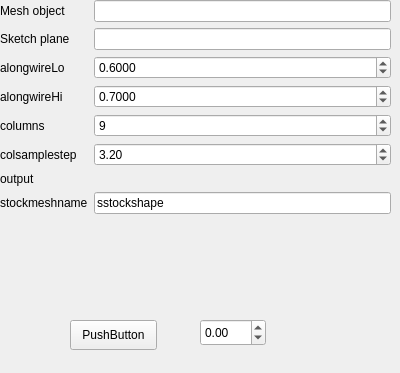
This is freecadmacros/stockmeshcreatortask.ui in trilbytim/geodesic as Qt 5 draws it before an edit. The edited form follows.
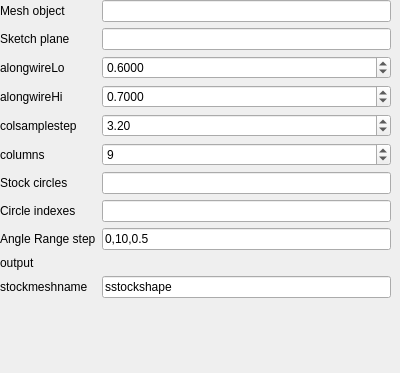
This is the edited form.

Commit message: working on the stock mesh creator

The edit to the form file:
```diff
--- a/freecadmacros/stockmeshcreatortask.ui
+++ b/freecadmacros/stockmeshcreatortask.ui
@@ -19,42 +19,13 @@
   <property name="windowTitle">
    <string>Form</string>
   </property>
-  <widget class="QPushButton" name="pushButton">
-   <property name="geometry">
-    <rect>
-     <x>70</x>
-     <y>320</y>
-     <width>87</width>
-     <height>30</height>
-    </rect>
-   </property>
-   <property name="text">
-    <string>PushButton</string>
-   </property>
-  </widget>
-  <widget class="QDoubleSpinBox" name="doubleSpinBox">
-   <property name="geometry">
-    <rect>
-     <x>200</x>
-     <y>319</y>
-     <width>66</width>
-     <height>27</height>
-    </rect>
-   </property>
-   <property name="minimum">
-    <double>-10000.000000000000000</double>
-   </property>
-   <property name="maximum">
-    <double>10000.000000000000000</double>
-   </property>
-  </widget>
   <widget class="QWidget" name="formLayoutWidget">
    <property name="geometry">
     <rect>
      <x>0</x>
      <y>0</y>
      <width>391</width>
-     <height>301</height>
+     <height>374</height>
     </rect>
    </property>
    <layout class="QFormLayout" name="formLayout">
@@ -101,6 +72,64 @@
       </property>
      </widget>
     </item>
+    <item row="11" column="0">
+     <widget class="QLabel" name="labmandrelpaths">
+      <property name="text">
+       <string>output</string>
+      </property>
+     </widget>
+    </item>
+    <item row="12" column="0">
+     <widget class="QLabel" name="labstockmeshname">
+      <property name="text">
+       <string>stockmeshname</string>
+      </property>
+     </widget>
+    </item>
+    <item row="12" column="1">
+     <widget class="QLineEdit" name="qstockmeshname">
+      <property name="text">
+       <string>sstockshape</string>
+      </property>
+     </widget>
+    </item>
+    <item row="8" column="1">
+     <widget class="QLineEdit" name="qstockcircles"/>
+    </item>
+    <item row="8" column="0">
+     <widget class="QLabel" name="labstockcircles">
+      <property name="text">
+       <string>Stock circles</string>
+      </property>
+     </widget>
+    </item>
+    <item row="9" column="1">
+     <widget class="QLineEdit" name="qstockcircleindexes"/>
+    </item>
+    <item row="9" column="0">
+     <widget class="QLabel" name="labstockcircleindexes">
+      <property name="text">
+       <string>Circle indexes</string>
+      </property>
+     </widget>
+    </item>
+    <item row="4" column="0">
+     <widget class="QLabel" name="labcolsamplestep">
+      <property name="text">
+       <string>colsamplestep</string>
+      </property>
+     </widget>
+    </item>
+    <item row="4" column="1">
+     <widget class="QDoubleSpinBox" name="qcolsamplestep">
+      <property name="toolTip">
+       <string extracomment="The sample step along the radial paths "/>
+      </property>
+      <property name="value">
+       <double>3.200000000000000</double>
+      </property>
+     </widget>
+    </item>
     <item row="3" column="0">
      <widget class="QLabel" name="labalongwireHi">
       <property name="text">
@@ -127,14 +156,14 @@
       </property>
      </widget>
     </item>
-    <item row="4" column="0">
+    <item row="5" column="0">
      <widget class="QLabel" name="labcolumns">
       <property name="text">
        <string>columns</string>
       </property>
      </widget>
     </item>
-    <item row="4" column="1">
+    <item row="5" column="1">
      <widget class="QSpinBox" name="qcolumns">
       <property name="minimum">
        <number>1</number>
@@ -144,41 +173,17 @@
       </property>
      </widget>
     </item>
-    <item row="5" column="0">
-     <widget class="QLabel" name="labcolsamplestep">
+    <item row="10" column="0">
+     <widget class="QLabel" name="labanglerangestep">
       <property name="text">
-       <string>colsamplestep</string>
+       <string>Angle Range step</string>
       </property>
      </widget>
     </item>
-    <item row="5" column="1">
-     <widget class="QDoubleSpinBox" name="qcolsamplestep">
-      <property name="toolTip">
-       <string extracomment="The sample step along the radial paths "/>
-      </property>
-      <property name="value">
-       <double>3.200000000000000</double>
-      </property>
-     </widget>
-    </item>
-    <item row="6" column="0">
-     <widget class="QLabel" name="labmandrelpaths">
+    <item row="10" column="1">
+     <widget class="QLineEdit" name="qanglerangestep">
       <property name="text">
-       <string>output</string>
-      </property>
-     </widget>
-    </item>
-    <item row="7" column="0">
-     <widget class="QLabel" name="labstockmeshname">
-      <property name="text">
-       <string>stockmeshname</string>
-      </property>
-     </widget>
-    </item>
-    <item row="7" column="1">
-     <widget class="QLineEdit" name="qstockmeshname">
-      <property name="text">
-       <string>sstockshape</string>
+       <string>0,10,0.5</string>
       </property>
      </widget>
     </item>
```
The commit also changes 1 other file.
